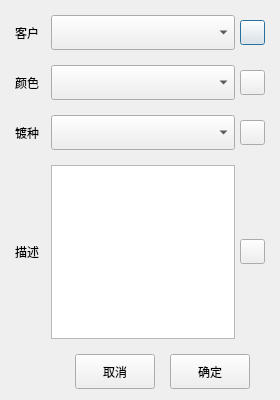
This is Qt/ERP/dialognewmateriel.ui in superp2017/NTERP as Qt 5 draws it before an edit. The edited form follows.
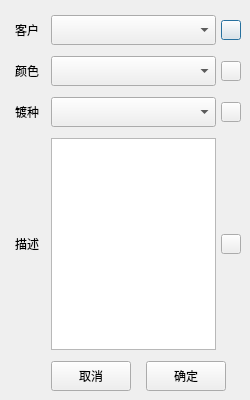
This is the edited form. Icons and pictures are not drawn.

What changed in the file:
```diff
--- a/Qt/ERP/dialognewmateriel.ui
+++ b/Qt/ERP/dialognewmateriel.ui
@@ -6,19 +6,19 @@
    <rect>
     <x>0</x>
     <y>0</y>
-    <width>280</width>
+    <width>250</width>
     <height>400</height>
    </rect>
   </property>
   <property name="minimumSize">
    <size>
-    <width>280</width>
+    <width>250</width>
     <height>400</height>
    </size>
   </property>
   <property name="maximumSize">
    <size>
-    <width>500</width>
+    <width>450</width>
     <height>600</height>
    </size>
   </property>
@@ -33,13 +33,13 @@
     <number>15</number>
    </property>
    <property name="rightMargin">
-    <number>15</number>
+    <number>9</number>
    </property>
    <property name="bottomMargin">
-    <number>11</number>
+    <number>9</number>
    </property>
    <property name="verticalSpacing">
-    <number>15</number>
+    <number>11</number>
    </property>
    <item row="0" column="0">
     <layout class="QGridLayout" name="gridLayout">
@@ -47,7 +47,7 @@
       <number>5</number>
      </property>
      <property name="verticalSpacing">
-      <number>15</number>
+      <number>11</number>
      </property>
      <item row="0" column="0">
       <widget class="QLabel" name="label_5">
@@ -61,7 +61,7 @@
        <property name="minimumSize">
         <size>
          <width>0</width>
-         <height>35</height>
+         <height>30</height>
         </size>
        </property>
       </widget>
@@ -70,14 +70,14 @@
       <widget class="QPushButton" name="pushButton_add_custom">
        <property name="minimumSize">
         <size>
-         <width>25</width>
-         <height>25</height>
+         <width>20</width>
+         <height>20</height>
         </size>
        </property>
        <property name="maximumSize">
         <size>
-         <width>25</width>
-         <height>25</height>
+         <width>20</width>
+         <height>20</height>
         </size>
        </property>
        <property name="styleSheet">
@@ -103,7 +103,7 @@
        <property name="minimumSize">
         <size>
          <width>0</width>
-         <height>35</height>
+         <height>30</height>
         </size>
        </property>
       </widget>
@@ -112,14 +112,14 @@
       <widget class="QPushButton" name="pushButton_Add_color">
        <property name="minimumSize">
         <size>
-         <width>25</width>
-         <height>25</height>
+         <width>20</width>
+         <height>20</height>
         </size>
        </property>
        <property name="maximumSize">
         <size>
-         <width>25</width>
-         <height>25</height>
+         <width>20</width>
+         <height>20</height>
         </size>
        </property>
        <property name="styleSheet">
@@ -145,7 +145,7 @@
        <property name="minimumSize">
         <size>
          <width>0</width>
-         <height>35</height>
+         <height>30</height>
         </size>
        </property>
       </widget>
@@ -154,14 +154,14 @@
       <widget class="QPushButton" name="pushButton_add_type">
        <property name="minimumSize">
         <size>
-         <width>25</width>
-         <height>25</height>
+         <width>20</width>
+         <height>20</height>
         </size>
        </property>
        <property name="maximumSize">
         <size>
-         <width>25</width>
-         <height>25</height>
+         <width>20</width>
+         <height>20</height>
         </size>
        </property>
        <property name="styleSheet">
@@ -196,14 +196,14 @@
       <widget class="QPushButton" name="pushButton_clear">
        <property name="minimumSize">
         <size>
-         <width>25</width>
-         <height>25</height>
+         <width>20</width>
+         <height>20</height>
         </size>
        </property>
        <property name="maximumSize">
         <size>
-         <width>25</width>
-         <height>25</height>
+         <width>20</width>
+         <height>20</height>
         </size>
        </property>
        <property name="styleSheet">
@@ -245,7 +245,7 @@
        <property name="minimumSize">
         <size>
          <width>0</width>
-         <height>35</height>
+         <height>30</height>
         </size>
        </property>
        <property name="text">
@@ -258,7 +258,7 @@
        <property name="minimumSize">
         <size>
          <width>0</width>
-         <height>35</height>
+         <height>30</height>
         </size>
        </property>
        <property name="text">
```
